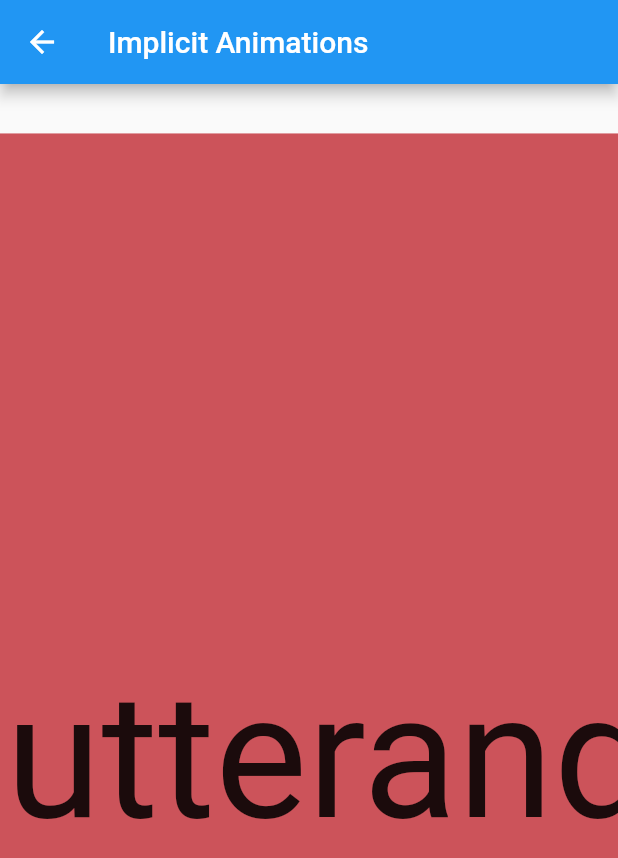
After one commit to davidsdearaujo/flutterando_masterclass, a Flutter app: the screen it shows after launch, after a tap on "1 - Timer Implicit Animations", on a phone screen of 412 x 824 dp. The commit adds this screen. Shown: the top 858 px of the screen. Run offline on Flutter 3.47's test engine with Material 2 defaults, Android fonts, the light colour scheme and no system bars.

Commit message:
Mais exemplos de animações implícitas

```diff
--- /dev/null
+++ b/animations_example/lib/1_implicit_animations/timer_page.dart
@@ -0,0 +1,67 @@
+import 'dart:async';
+
+import 'package:flutter/material.dart';
+
+class TimerPage extends StatefulWidget {
+  const TimerPage({Key? key}) : super(key: key);
+
+  @override
+  State<TimerPage> createState() => _TimerPageState();
+}
+
+class _TimerPageState extends State<TimerPage> {
+  bool isExpanded = false;
+  final duration = Duration(seconds: 1);
+  late final Timer timer;
+
+  void toggle() {
+    setState(() {
+      isExpanded = !isExpanded;
+    });
+  }
+
+  @override
+  void initState() {
+    super.initState();
+    timer = Timer.periodic(duration, (timer) => toggle());
+    WidgetsBinding.instance?.addPostFrameCallback((timeStamp) {
+      toggle();
+    });
+  }
+
+  @override
+  void dispose() {
+    timer.cancel();
+    super.dispose();
+  }
+
+  @override
+  Widget build(BuildContext context) {
+    return Scaffold(
+      appBar: AppBar(title: Text('Implicit Animations')),
+      body: AnimatedAlign(
+        duration: duration,
+        alignment: isExpanded ? Alignment.center : Alignment.bottomCenter,
+        child: GestureDetector(
+          onTap: () {
+            setState(() {
+              isExpanded = !isExpanded;
+            });
+          },
+          child: AnimatedScale(
+            duration: duration,
+            scale: isExpanded ? 10 : 1,
+            child: AnimatedContainer(
+              duration: duration,
+              alignment: Alignment.center,
+              width: 100, //isExpanded ? 100 : 50,
+              height: 100, //isExpanded ? 100 : 50,
+              color: isExpanded ? Colors.red : Colors.blue,
+              child: Text('Flutterando'),
+            ),
+          ),
+        ),
+      ),
+    );
+  }
+}
--- a/animations_example/lib/main.dart
+++ b/animations_example/lib/main.dart
@@ -1,6 +1,8 @@
 import 'package:flutter/material.dart';
 
+import '1_implicit_animations/gesture_page.dart';
 import '1_implicit_animations/implicit_animations_page.dart';
+import '1_implicit_animations/timer_page.dart';
 // import '2_hero/hero_page.dart';
 // import '3_controller_animations/controlled_animations_page.dart';
 
@@ -31,6 +33,24 @@
                   ),
                 ),
               ),
+              ListTile(
+                title: Text('1 - Timer Implicit Animations'),
+                onTap: () => Navigator.push(
+                  context,
+                  MaterialPageRoute(
+                    builder: (context) => TimerPage(),
+                  ),
+                ),
+              ),
+              ListTile(
+                title: Text('1 - Gesture Implicit Animations'),
+                onTap: () => Navigator.push(
+                  context,
+                  MaterialPageRoute(
+                    builder: (context) => GesturePage(),
+                  ),
+                ),
+              ),
               // ListTile(
               //   title: Text('2 - Hero'),
               //   onTap: () => Navigator.push(
```
Also changed, not shown: animations_example/lib/1_implicit_animations/gesture_page.dart (added, +59 -0 lines).
